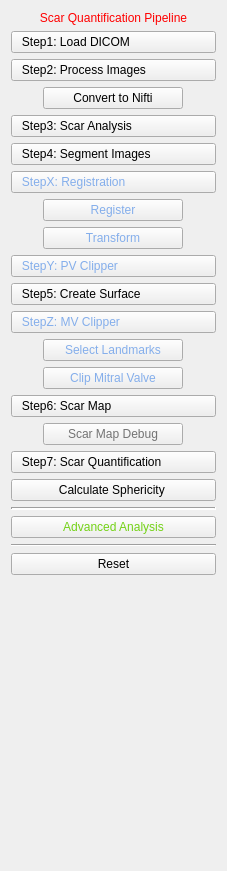
Above: CemrgApp/Plugins/kcl.cemrgapp.scar/src/internal/AtrialScarViewControls.ui from OpenHeartDevelopers/CemrgApp before the change. Below: the same form after it.
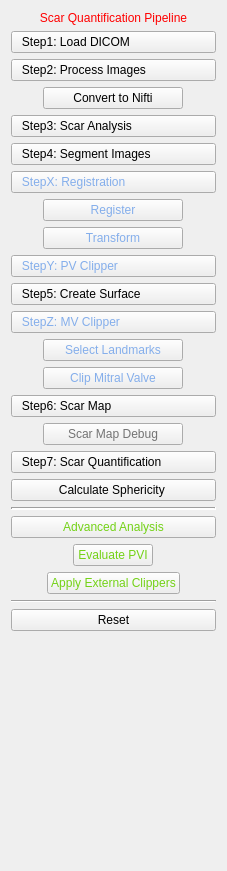
That is the form after the change.

Commit message: [feature] added external clipping - needs testing and clipping many files

```diff
--- a/CemrgApp/Plugins/kcl.cemrgapp.scar/src/internal/AtrialScarViewControls.ui
+++ b/CemrgApp/Plugins/kcl.cemrgapp.scar/src/internal/AtrialScarViewControls.ui
@@ -301,6 +301,26 @@
      </property>
     </widget>
    </item>
+   <item alignment="Qt::AlignHCenter">
+    <widget class="QPushButton" name="button_c_fandi">
+     <property name="styleSheet">
+      <string notr="true">color: rgb(115, 210, 22);</string>
+     </property>
+     <property name="text">
+      <string>Evaluate PVI</string>
+     </property>
+    </widget>
+   </item>
+   <item alignment="Qt::AlignHCenter">
+    <widget class="QPushButton" name="button_c_extclippers">
+     <property name="styleSheet">
+      <string notr="true">color: rgb(115, 210, 22);</string>
+     </property>
+     <property name="text">
+      <string>Apply External Clippers</string>
+     </property>
+    </widget>
+   </item>
    <item>
     <widget class="Line" name="line_2">
      <property name="orientation">
```
The commit also changes 7 other files.
